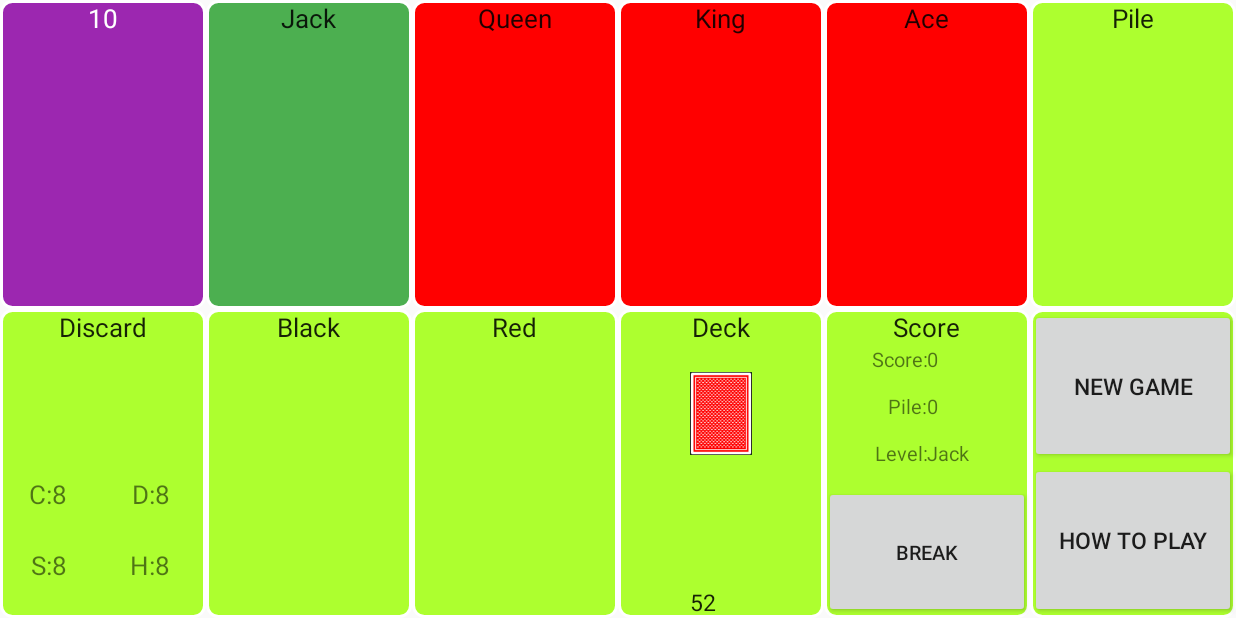
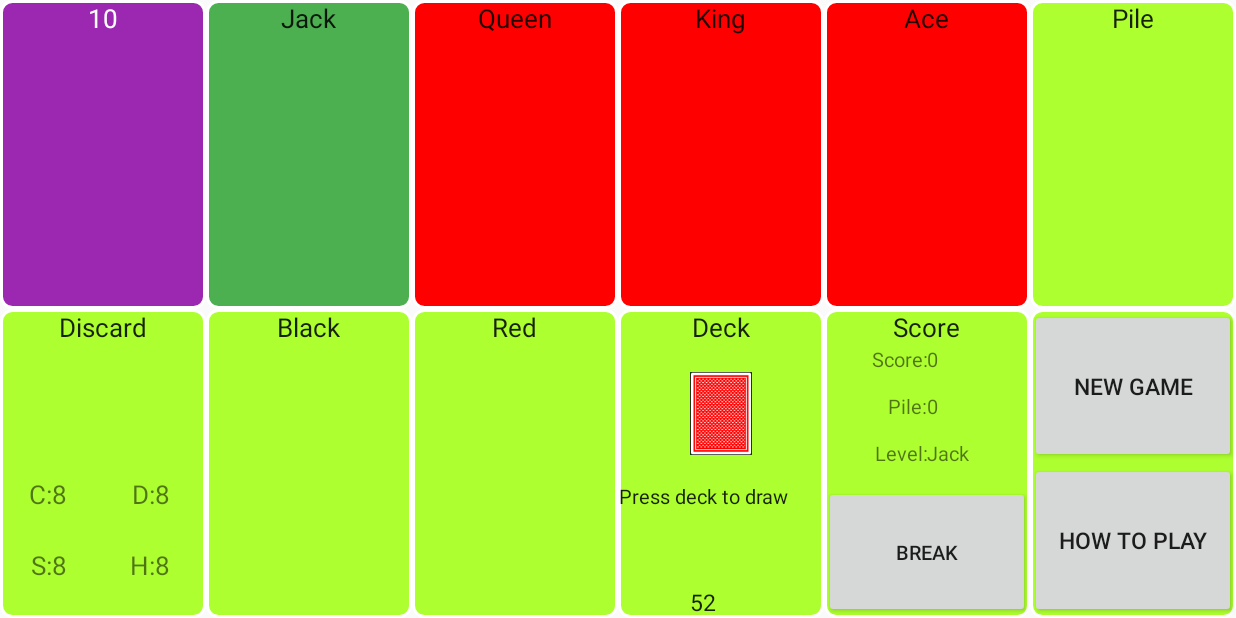
Before and after one commit to Klaus-Anderson/BlackRedSolitaire, an Android app: the screen it shows after launch (GameActivity), on a phone screen of 824 x 412 dp (held sideways). Run offline under Robolectric (Android 15) with nearby library versions, the phone set to English and light mode, and no system bars; our stand-ins replace ButterKnife.

Commit message:
Changed hasDrawn boolean to use setter method. Changed deckDiscardText to deskText to show more general information
Signed-off-by: Harry Cliff <harryacliff@gmail.com>

```diff
--- a/app/src/main/java/com/angus/gaming/blackredsolitaire/GameActivity.java
+++ b/app/src/main/java/com/angus/gaming/blackredsolitaire/GameActivity.java
@@ -108,8 +108,8 @@ public class GameActivity extends Activity implements ToPlayFragment.OnValuesSet
     @BindView(R.id.pile_hearts)
     FrameLayout pile_hearts;
 
-    @BindView(R.id.deckDiscardText)
-    TextView deckDiscardText;
+    @BindView(R.id.deckText)
+    TextView deckText;
     @BindView(R.id.redDiscardText)
     TextView redDiscardText;
     @BindView(R.id.blackDiscardText)
@@ -197,9 +197,7 @@ public class GameActivity extends Activity implements ToPlayFragment.OnValuesSet
         remainingCards.add(spadesText);
         remainingCards.add(heartsText);
 
-        deckDiscardText.setVisibility(View.INVISIBLE);
-
-        hasDrawn = false;
+        setHasDrawn(false);
 
         pileTotal = 0;
         scoreTotal = 0;
@@ -300,7 +298,7 @@ public class GameActivity extends Activity implements ToPlayFragment.OnValuesSet
     @OnClick(R.id.deckFrame)
     void onDeckClick(View v){
         if (deck.size() != 0 && !hasDrawn) {
-            hasDrawn = true;
+            setHasDrawn(true);
 
             int newCount;
             newCount = Integer.parseInt(remainingCards.get(
@@ -331,7 +329,7 @@ public class GameActivity extends Activity implements ToPlayFragment.OnValuesSet
                 deck.pop();
                 cardsLeftText.setText(String.valueOf(deck.size()));
                 checkIfFaceIsEligible(frameIndex);
-                hasDrawn = false;
+                setHasDrawn(false);
             } else {
                 remainingCards.get(deck.peek().getSuit()).setText(
                         String.valueOf(newCount));
@@ -343,24 +341,22 @@ public class GameActivity extends Activity implements ToPlayFragment.OnValuesSet
                         blackFrame.addView(drawnCard);
                         colorCards.set(COLOR_BLACK, deck.pop());
                         cardsLeftText.setText(String.valueOf(deck.size()));
-                        hasDrawn = false;
+                        setHasDrawn(false);
                         findEligibleFaces();
                     } else {
                         deckFrame.addView(drawnCard);
                         blackDiscardText.setVisibility(View.VISIBLE);
-                        deckDiscardText.setVisibility(View.VISIBLE);
                     }
                 } else {
                     if (colorCards.get(COLOR_RED) == null) {
                         redFrame.addView(drawnCard);
                         colorCards.set(COLOR_RED, deck.pop());
                         cardsLeftText.setText(String.valueOf(deck.size()));
-                        hasDrawn = false;
+                        setHasDrawn(false);
                         findEligibleFaces();
                     } else {
                         deckFrame.addView(drawnCard);
                         redDiscardText.setVisibility(View.VISIBLE);
-                        deckDiscardText.setVisibility(View.VISIBLE);
                     }
                 }
             }
@@ -370,10 +366,9 @@ public class GameActivity extends Activity implements ToPlayFragment.OnValuesSet
             discardFrame.addView(dummy);
             redDiscardText.setVisibility(View.INVISIBLE);
             blackDiscardText.setVisibility(View.INVISIBLE);
-            deckDiscardText.setVisibility(View.INVISIBLE);
             deck.pop();
             cardsLeftText.setText(String.valueOf(deck.size()));
-            hasDrawn = false;
+            setHasDrawn(false);
             findEligibleFaces();
         }
         emptyDeckCheck();
@@ -489,6 +484,7 @@ public class GameActivity extends Activity implements ToPlayFragment.OnValuesSet
             }
         }
         level++;
+        findEligibleFaces();
     }
 
     private boolean isFrameCardSet(FrameLayout frame) {
@@ -504,7 +500,6 @@ public class GameActivity extends Activity implements ToPlayFragment.OnValuesSet
         colorFrame.addView(dummy);
         redDiscardText.setVisibility(View.INVISIBLE);
         blackDiscardText.setVisibility(View.INVISIBLE);
-        deckDiscardText.setVisibility(View.INVISIBLE);
         if(deck.peek().isBlack()) {
             colorCards.set(COLOR_BLACK, deck.pop());
             cardsLeftText.setText(String.valueOf(deck.size()));
@@ -512,7 +507,7 @@ public class GameActivity extends Activity implements ToPlayFragment.OnValuesSet
             colorCards.set(COLOR_RED, deck.pop());
             cardsLeftText.setText(String.valueOf(deck.size()));
         }
-        hasDrawn = false;
+        setHasDrawn(false);
         findEligibleFaces();
         emptyDeckCheck();
     }
@@ -543,6 +538,15 @@ public class GameActivity extends Activity implements ToPlayFragment.OnValuesSet
 
     }
 
+    private void setHasDrawn(boolean hasDrawn) {
+        if(hasDrawn){
+            deckText.setText(R.string.press_to_discard);
+        } else {
+            deckText.setText(R.string.press_to_draw);
+        }
+        this.hasDrawn = hasDrawn;
+    }
+
     @Override
     public void onValuesSet() {}
 
@@ -552,4 +556,6 @@ public class GameActivity extends Activity implements ToPlayFragment.OnValuesSet
 
     @Override
     public void fragmentManager() {}
+
+
 }
--- a/app/src/main/res/layout/activity_game.xml
+++ b/app/src/main/res/layout/activity_game.xml
@@ -694,7 +694,7 @@
                 android:layout_height="wrap_content"
                 android:layout_weight="1">
                 <TextView
-                    android:id="@+id/deckDiscardText"
+                    android:id="@+id/deckText"
                     android:layout_width="wrap_content"
                     android:layout_height="wrap_content"
                     android:gravity="center"
@@ -703,7 +703,6 @@
                     android:text="@string/press_to_draw"
                     android:textAppearance="?android:attr/textAppearanceLarge"
                     android:textSize="13sp"
-                    android:visibility="invisible"
                     />
 
                 <TextView
```
